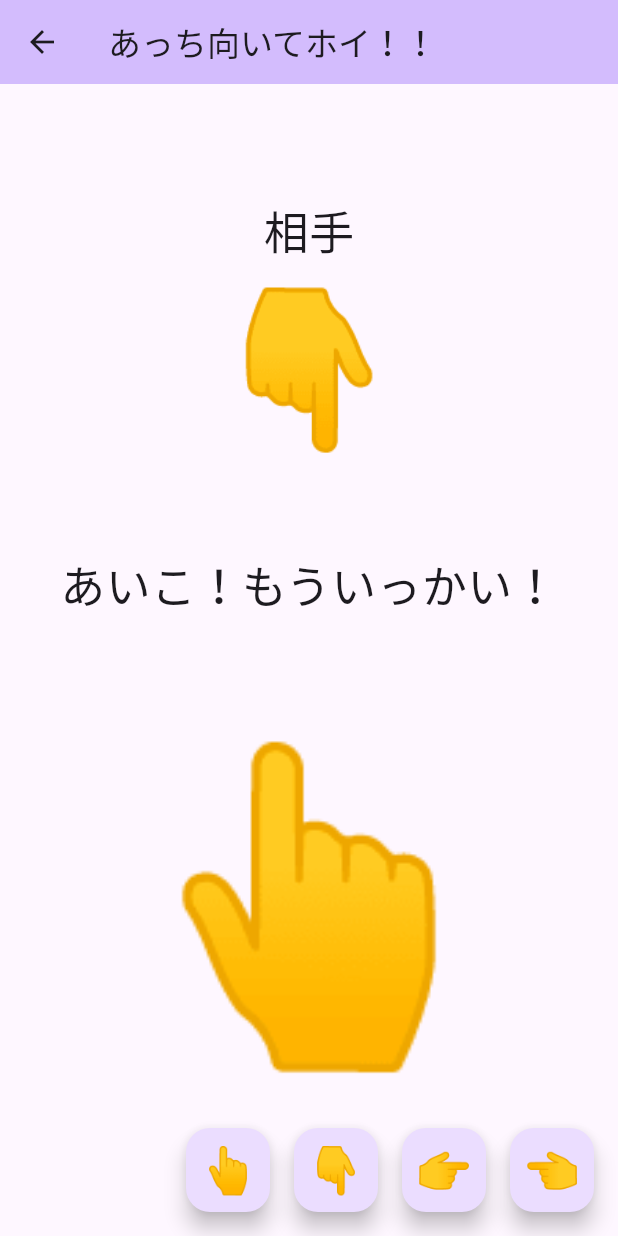
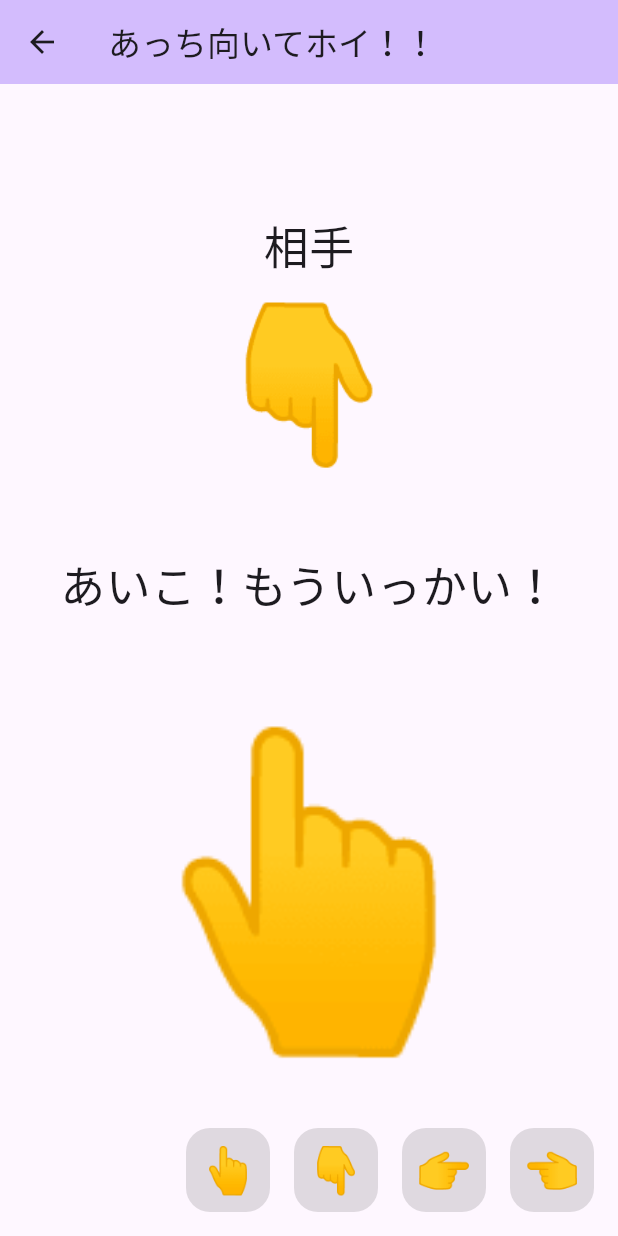
Before and after one commit to apoto/flutter-univ-janken, a Flutter app: the LookThatWay screen opened directly with empty values, after a tap on an icon or button, on a phone screen of 412 x 824 dp. Run offline on Flutter 3.47's test engine with Material 2 defaults, Android fonts, the light colour scheme and no system bars; missing offline and left inert: dart:ffi.

Commit message:
リセット機能と2度押し防止機能を追加

```diff
--- a/lib/look_that_way.dart
+++ b/lib/look_that_way.dart
@@ -20,6 +20,7 @@ class _LookThatWayState extends State<LookThatWay> {
   Direction? computerDirection;
   ResultLTW? resultLTW;
   ResultOverall? resultOverall;
+  bool isWaiting = false;
 
   void chooseComputerText() {
     final random = Random();
@@ -52,14 +53,10 @@ class _LookThatWayState extends State<LookThatWay> {
 
   void decideResultOverall() {
     final ResultOverall resultOverall;
+    if (resultLTW == ResultLTW.match) {
       if (widget.resultJanken == ResultJanken.win) {
-      if (resultLTW == ResultLTW.match) {
         resultOverall = ResultOverall.win;
-      } else {
-        resultOverall = ResultOverall.draw;
-      }
       } else if (widget.resultJanken == ResultJanken.lose) {
-      if (resultLTW == ResultLTW.match) {
         resultOverall = ResultOverall.lose;
       } else {
         resultOverall = ResultOverall.draw;
@@ -70,6 +67,7 @@ class _LookThatWayState extends State<LookThatWay> {
 
     setState(() {
       this.resultOverall = resultOverall;
+      isWaiting = true;
     });
   }
 
@@ -93,14 +91,20 @@ class _LookThatWayState extends State<LookThatWay> {
               style: const TextStyle(fontSize: 100),
             ),
             const SizedBox(
-              height: 50,
+              height: 40,
             ),
             Text(
               resultOverall?.text ?? '?',
               style: const TextStyle(fontSize: 30),
             ),
+            if (resultOverall == ResultOverall.win ||
+                resultOverall == ResultOverall.lose)
+              ElevatedButton(
+                onPressed: () => Navigator.pop(context),
+                child: const Text('もういっかい'),
+              ),
             const SizedBox(
-              height: 50,
+              height: 40,
             ),
             Text(
               myDirection?.text ?? '?',
@@ -113,12 +117,16 @@ class _LookThatWayState extends State<LookThatWay> {
         mainAxisAlignment: MainAxisAlignment.end,
         children: [
           FloatingActionButton(
-            onPressed: () {
+            onPressed: isWaiting
+                ? null
+                : () {
                     setState(() {
                       myDirection = Direction.up;
                     });
                     chooseComputerText();
                   },
+            disabledElevation: 0,
+            backgroundColor: isWaiting ? Colors.black12 : null,
             heroTag: 'up',
             tooltip: 'up',
             child: Text(
@@ -128,12 +136,16 @@ class _LookThatWayState extends State<LookThatWay> {
           ),
           const SizedBox(width: 16),
           FloatingActionButton(
-            onPressed: () {
+            onPressed: isWaiting
+                ? null
+                : () {
                     setState(() {
                       myDirection = Direction.down;
                     });
                     chooseComputerText();
                   },
+            disabledElevation: 0,
+            backgroundColor: isWaiting ? Colors.black12 : null,
             heroTag: 'down',
             tooltip: 'down',
             child: Text(
@@ -143,12 +155,16 @@ class _LookThatWayState extends State<LookThatWay> {
           ),
           const SizedBox(width: 16),
           FloatingActionButton(
-            onPressed: () {
+            onPressed: isWaiting
+                ? null
+                : () {
                     setState(() {
                       myDirection = Direction.right;
                     });
                     chooseComputerText();
                   },
+            disabledElevation: 0,
+            backgroundColor: isWaiting ? Colors.black12 : null,
             heroTag: 'right',
             tooltip: 'right',
             child: Text(
@@ -158,12 +174,16 @@ class _LookThatWayState extends State<LookThatWay> {
           ),
           const SizedBox(width: 16),
           FloatingActionButton(
-            onPressed: () {
+            onPressed: isWaiting
+                ? null
+                : () {
                     setState(() {
                       myDirection = Direction.left;
                     });
                     chooseComputerText();
                   },
+            disabledElevation: 0,
+            backgroundColor: isWaiting ? Colors.black12 : null,
             heroTag: 'left',
             tooltip: 'left',
             child: Text(
```
Also changed, not shown: lib/main.dart (+41 -17 lines). Lines whose indentation alone changed are shown as unchanged.
